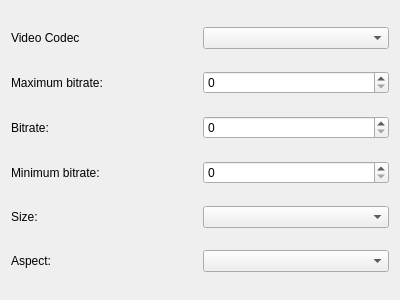
The window that ChooseVideoCodec.ui (lexa/ffmpeg-gui) describes before a commit, drawn with Qt 5.
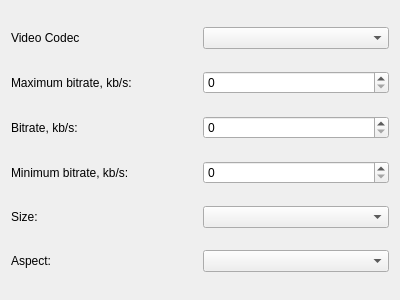
The same window after the commit.

Commit message: video bitrate: b/s -> kb/s

The edit to the form file:
```diff
--- a/ChooseVideoCodec.ui
+++ b/ChooseVideoCodec.ui
@@ -33,7 +33,7 @@
      <item>
       <widget class="QLabel" name="label_5">
        <property name="text">
-        <string>Maximum bitrate:</string>
+        <string>Maximum bitrate, kb/s:</string>
        </property>
       </widget>
      </item>
@@ -51,7 +51,7 @@
      <item>
       <widget class="QLabel" name="label_2">
        <property name="text">
-        <string>Bitrate:</string>
+        <string>Bitrate, kb/s:</string>
        </property>
       </widget>
      </item>
@@ -69,7 +69,7 @@
      <item>
       <widget class="QLabel" name="label_6">
        <property name="text">
-        <string>Minimum bitrate:</string>
+        <string>Minimum bitrate, kb/s:</string>
        </property>
       </widget>
      </item>
```
The commit also changes 1 other file.
